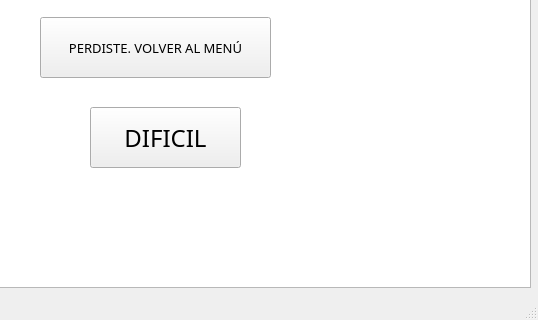
The window that Codigo/Final/mainwindow.ui (juanpablor69/Final.Info2) describes before a commit, drawn with Qt 5; both pictures show x 210 to 748 and y 133 to 453 of the 748 by 453 pixel window.
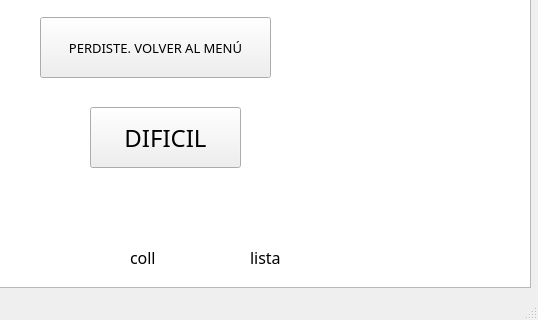
The same window after the commit.

```diff
--- a/Codigo/Final/mainwindow.ui
+++ b/Codigo/Final/mainwindow.ui
@@ -669,7 +669,7 @@
      </font>
     </property>
     <property name="text">
-     <string/>
+     <string>lista</string>
     </property>
    </widget>
    <widget class="QLabel" name="label_col">
@@ -688,7 +688,7 @@
      </font>
     </property>
     <property name="text">
-     <string/>
+     <string>coll</string>
     </property>
    </widget>
    <widget class="QToolButton" name="perdiste">
```
